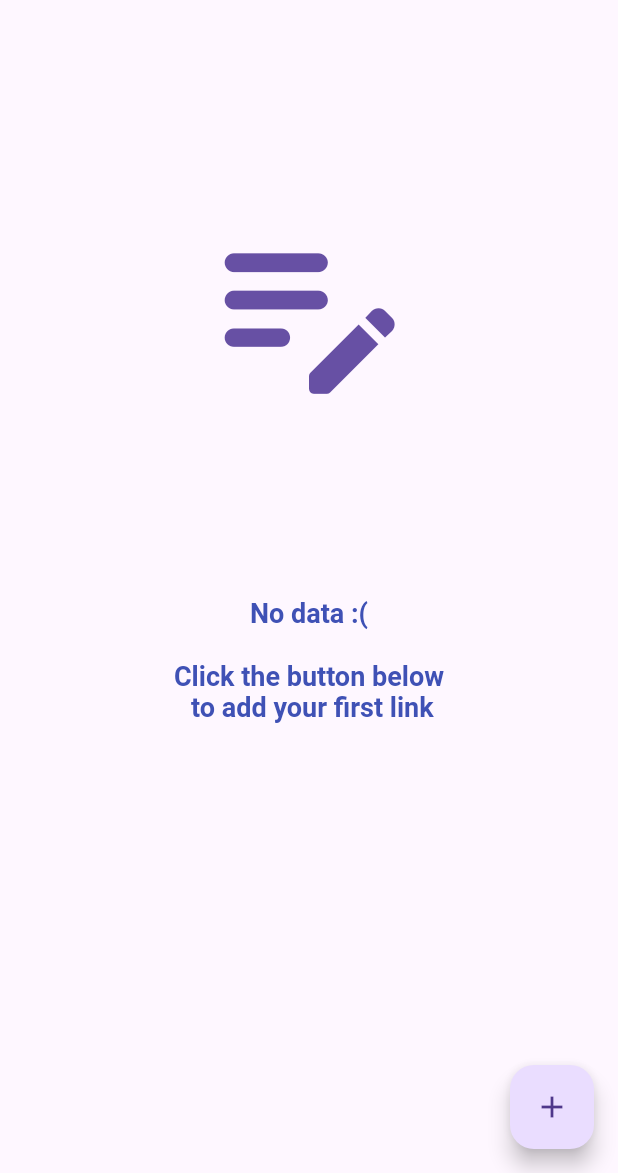
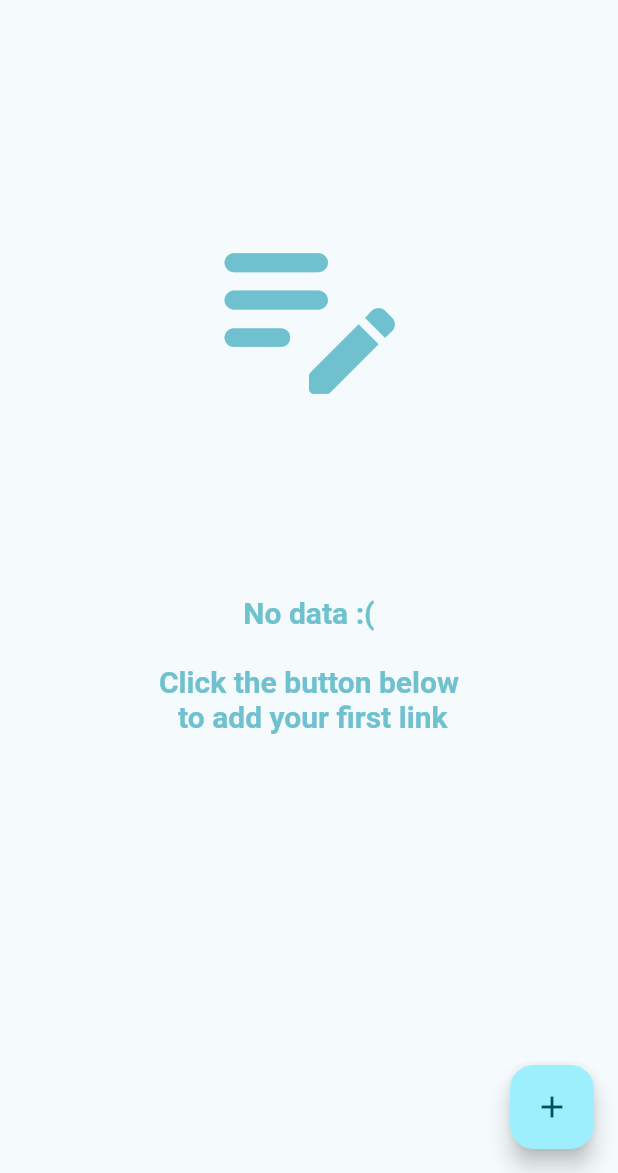
Before and after one commit to Xmarmalade/ice_live_viewer, a Flutter app: the screen it shows after launch, in the side drawer, after a tap on the "add" icon, on a phone screen of 412 x 824 dp, the part 63-1236 px from its top. Run offline on Flutter 3.47's test engine with Material 2 defaults, Android fonts, the phone set to English and light mode, and no system bars; our stand-ins replace chewie, shared_preferences, video_player, wakelock; missing offline and left inert: dart_vlc.

Commit message:
Add theme provider

```diff
--- a/lib/main.dart
+++ b/lib/main.dart
@@ -3,8 +3,10 @@ import 'package:flutter/material.dart';
 import 'package:ice_live_viewer/pages/home.dart';
 import 'package:ice_live_viewer/pages/newhome.dart';
 import 'package:ice_live_viewer/utils/theme.dart';
+import 'package:ice_live_viewer/provider/themeprovider.dart';
 import 'package:ice_live_viewer/utils/init/ioinit.dart'
     if (dart.library.html) 'package:ice_live_viewer/utils/init/htmlinit.dart';
+import 'package:provider/provider.dart';
 
 void main() {
   init();
@@ -17,8 +19,10 @@ class MyApp extends StatelessWidget {
   Widget build(BuildContext context) {
     return MaterialApp(
       title: 'IceLiveViewer',
-      theme: MyTheme().lightThemeData,
-      darkTheme: MyTheme().darkThemeData,
+      theme: MyTheme(Provider.of<AppThemeProvider>(context).themeColor)
+          .lightThemeData,
+      darkTheme: MyTheme(Provider.of<AppThemeProvider>(context).themeColor)
+          .darkThemeData,
       home: enableNewHome ? const NewHome() : const Home(),
     );
   }
--- /dev/null
+++ b/lib/provider/themeprovider.dart
@@ -0,0 +1,74 @@
+import 'package:flutter/material.dart';
+
+class AppThemeProvider extends ChangeNotifier {
+  AppTheme() {
+    changeThemeColor(0);
+  }
+
+  int _themeModeIndex = 0;
+  int get themeModeIndex => _themeModeIndex;
+  int _themeColorIndex = 4;
+  int get themeColorIndex => _themeColorIndex;
+  String _themeColorName = '';
+
+  get themeColor => themeColors.values.toList()[_themeColorIndex];
+
+  static Map<String, ThemeMode> themeModes = {
+    "system": ThemeMode.system,
+    "on": ThemeMode.dark,
+    "off": ThemeMode.light,
+  };
+
+  static Map<String, Color> themeColors = {
+    "indigo": Colors.indigo,
+    "violet": Colors.deepPurple,
+    "grass": Colors.lightGreen,
+    "teal": Colors.teal,
+    "seafoam": const Color.fromARGB(255, 112, 193, 207),
+  };
+
+  void setThemeModeIndex(int index) {
+    _themeModeIndex = index;
+    notifyListeners();
+  }
+
+  void setThemeColorIndex(int index) {
+    _themeColorIndex = index;
+    notifyListeners();
+  }
+
+  void changeThemeColor(int index) {
+    _themeColorName = AppThemeProvider.themeColors.keys.toList()[index];
+    notifyListeners();
+  }
+
+  List<Widget> _createThemeWidget(BuildContext context) {
+    List<Widget> widgets = [];
+    for (var item in AppThemeProvider.themeColors.keys) {
+      widgets.add(RadioListTile(
+        groupValue: item,
+        value: _themeColorName,
+        title: Text(item,
+            style: TextStyle(color: AppThemeProvider.themeColors[item])),
+        onChanged: (value) {
+          setThemeColorIndex(
+              AppThemeProvider.themeColors.keys.toList().indexOf(item));
+          Navigator.of(context).pop();
+        },
+      ));
+    }
+    return widgets;
+  }
+
+  void showThemeDialog(BuildContext context) {
+    showDialog(
+      context: context,
+      builder: (BuildContext context) {
+        return SimpleDialog(
+          title: const Text('切换主题'),
+          children: _createThemeWidget(context),
+        );
+      },
+    );
+  }
+}
--- a/lib/utils/init/htmlinit.dart
+++ b/lib/utils/init/htmlinit.dart
@@ -1,6 +1,10 @@
 import 'package:ice_live_viewer/main.dart';
 import 'package:flutter/material.dart';
+import 'package:ice_live_viewer/provider/themeprovider.dart';
+import 'package:provider/provider.dart';
 
 void init() {
-  runApp(const MyApp());
+  runApp(MultiProvider(providers: [
+    ChangeNotifierProvider(create: (_) => AppThemeProvider()),
+  ], child: const MyApp()));
 }
--- a/lib/utils/init/ioinit.dart
+++ b/lib/utils/init/ioinit.dart
@@ -2,12 +2,18 @@ import 'package:flutter/material.dart';
 import 'package:dart_vlc/dart_vlc.dart';
 import 'dart:io';
 import 'package:ice_live_viewer/main.dart';
+import 'package:ice_live_viewer/provider/themeprovider.dart';
+import 'package:provider/provider.dart';
 
 void init() {
   if (Platform.isWindows) {
     DartVLC.initialize(useFlutterNativeView: false);
-    runApp(const MyApp());
+    runApp(MultiProvider(providers: [
+      ChangeNotifierProvider(create: (_) => AppThemeProvider()),
+    ], child: const MyApp()));
   } else {
-    runApp(const MyApp());
+    runApp(MultiProvider(providers: [
+      ChangeNotifierProvider(create: (_) => AppThemeProvider()),
+    ], child: const MyApp()));
   }
 }
--- a/lib/utils/theme.dart
+++ b/lib/utils/theme.dart
@@ -1,59 +1,70 @@
 import 'package:flutter/material.dart';
 
 class MyTheme {
-  ThemeData lightThemeData = ThemeData(
-      primarySwatch: Colors.indigo,
+  Color primaryColor;
+
+  MyTheme(this.primaryColor);
+
+  get lightThemeData => ThemeData.from(
+      colorScheme: ColorScheme.fromSeed(
+          seedColor: primaryColor,
+          brightness: Brightness.light,
+          primary: primaryColor,
+          secondary: primaryColor),
       useMaterial3: true,
-      textTheme: const TextTheme(
+      textTheme: TextTheme(
         headline1: TextStyle(
           fontSize: 24,
           fontWeight: FontWeight.bold,
-          color: Colors.indigo,
+          color: primaryColor,
         ),
         headline2: TextStyle(
-          fontSize: 18,
+          fontSize: 20,
           fontWeight: FontWeight.bold,
-          color: Colors.indigo,
+          color: primaryColor,
+        ),
+        headline3: TextStyle(
+          fontSize: 16,
+          fontWeight: FontWeight.w500,
+          color: primaryColor,
         ),
         headlineLarge: TextStyle(
           fontSize: 32,
           fontWeight: FontWeight.bold,
-          color: Colors.indigo,
-        ),
-        headline3: TextStyle(
-          fontSize: 20,
-          fontWeight: FontWeight.w500,
-          color: Colors.blueGrey,
+          color: primaryColor,
         ),
       ));
 
-  ThemeData darkThemeData = ThemeData.from(
-      colorScheme: const ColorScheme.dark(
-        primary: Colors.indigo,
-        secondary: Colors.indigoAccent,
+  get darkThemeData => ThemeData.from(
+      colorScheme: ColorScheme.fromSeed(
+        error: const Color.fromARGB(255, 255, 99, 71),
+        seedColor: primaryColor,
         brightness: Brightness.dark,
+        primary: primaryColor,
+        secondary: primaryColor,
+        background: const Color.fromARGB(255, 24, 24, 24),
       ),
       useMaterial3: true,
-      textTheme: const TextTheme(
+      textTheme: TextTheme(
         headline1: TextStyle(
           fontSize: 24,
           fontWeight: FontWeight.bold,
-          color: Colors.indigo,
+          color: primaryColor,
         ),
         headline2: TextStyle(
-          fontSize: 18,
+          fontSize: 20,
           fontWeight: FontWeight.bold,
-          color: Colors.indigo,
+          color: primaryColor,
         ),
         headline3: TextStyle(
-          fontSize: 20,
+          fontSize: 16,
           fontWeight: FontWeight.bold,
-          color: Colors.blueGrey,
+          color: primaryColor,
         ),
         headlineLarge: TextStyle(
           fontSize: 32,
           fontWeight: FontWeight.w500,
-          color: Colors.indigo,
+          color: primaryColor,
         ),
       ));
 }
```
Also changed, not shown: lib/pages/settings.dart (+26 -11 lines).
